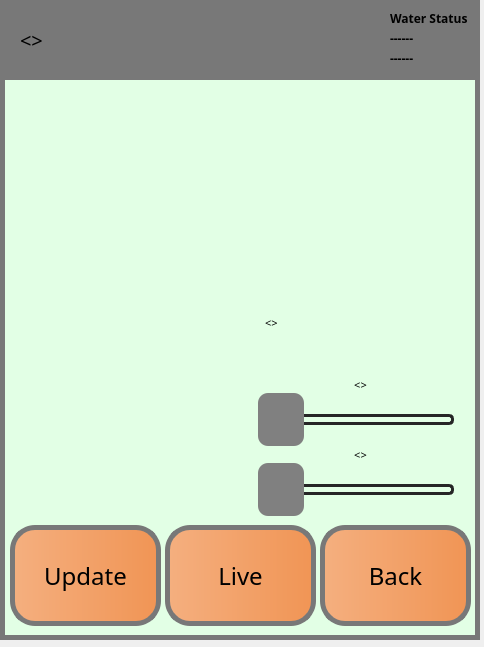
Before: the Qt Designer form Software/code/form.ui in Ulnooweg/GroBot, drawn with Qt 5.
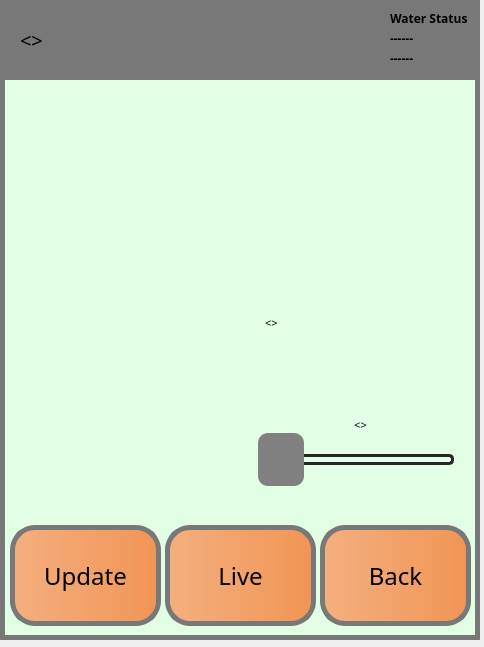
After: the same form once the commit is applied. Custom widgets are drawn as their Qt base class.

Commit message: Removed Probe Slider

The edit to the form file:
```diff
--- a/Software/code/form.ui
+++ b/Software/code/form.ui
@@ -370,7 +370,7 @@
        <x>260</x>
        <y>240</y>
        <width>201</width>
-       <height>51</height>
+       <height>81</height>
       </rect>
      </property>
      <property name="font">
@@ -390,7 +390,7 @@
      <property name="geometry">
       <rect>
        <x>250</x>
-       <y>310</y>
+       <y>350</y>
        <width>211</width>
        <height>68</height>
       </rect>
@@ -426,51 +426,11 @@
       <enum>Qt::Orientation::Horizontal</enum>
      </property>
     </widget>
-    <widget class="QSlider" name="probe_x_slider">
-     <property name="geometry">
-      <rect>
-       <x>250</x>
-       <y>380</y>
-       <width>211</width>
-       <height>68</height>
-      </rect>
-     </property>
-     <property name="styleSheet">
-      <string notr="true">.QSlider {
-    min-height: 68px;
-    max-height: 68px;
-}
-
-.QSlider::groove:horizontal {
-	border-radius: 5px;
-    border: 3px solid #262626;
-    height: 5px;
-    margin: 0 12px;
-}
-
-.QSlider::handle:horizontal {
-    background: Grey;
-	border-radius: 10px;
-    width: 46px;
-    height: 100px;
-	margin: -24px -12px
-}</string>
-     </property>
-     <property name="minimum">
-      <number>1</number>
-     </property>
-     <property name="maximum">
-      <number>100</number>
-     </property>
-     <property name="orientation">
-      <enum>Qt::Orientation::Horizontal</enum>
-     </property>
-    </widget>
     <widget class="QLabel" name="graphdomain_label">
      <property name="geometry">
       <rect>
        <x>250</x>
-       <y>300</y>
+       <y>340</y>
        <width>211</width>
        <height>21</height>
       </rect>
@@ -488,28 +448,6 @@
       <set>Qt::AlignmentFlag::AlignCenter</set>
      </property>
     </widget>
-    <widget class="QLabel" name="probedata_label">
-     <property name="geometry">
-      <rect>
-       <x>250</x>
-       <y>370</y>
-       <width>211</width>
-       <height>21</height>
-      </rect>
-     </property>
-     <property name="font">
-      <font>
-       <family>Myriad Pro</family>
-       <pointsize>8</pointsize>
-      </font>
-     </property>
-     <property name="text">
-      <string>&lt;&lt;Probe Datapoint Location&gt;&gt;</string>
-     </property>
-     <property name="alignment">
-      <set>Qt::AlignmentFlag::AlignCenter</set>
-     </property>
-    </widget>
     <widget class="QPushButton" name="monitordata_live_btn">
      <property name="geometry">
       <rect>
```
The commit also changes 1 other file.
